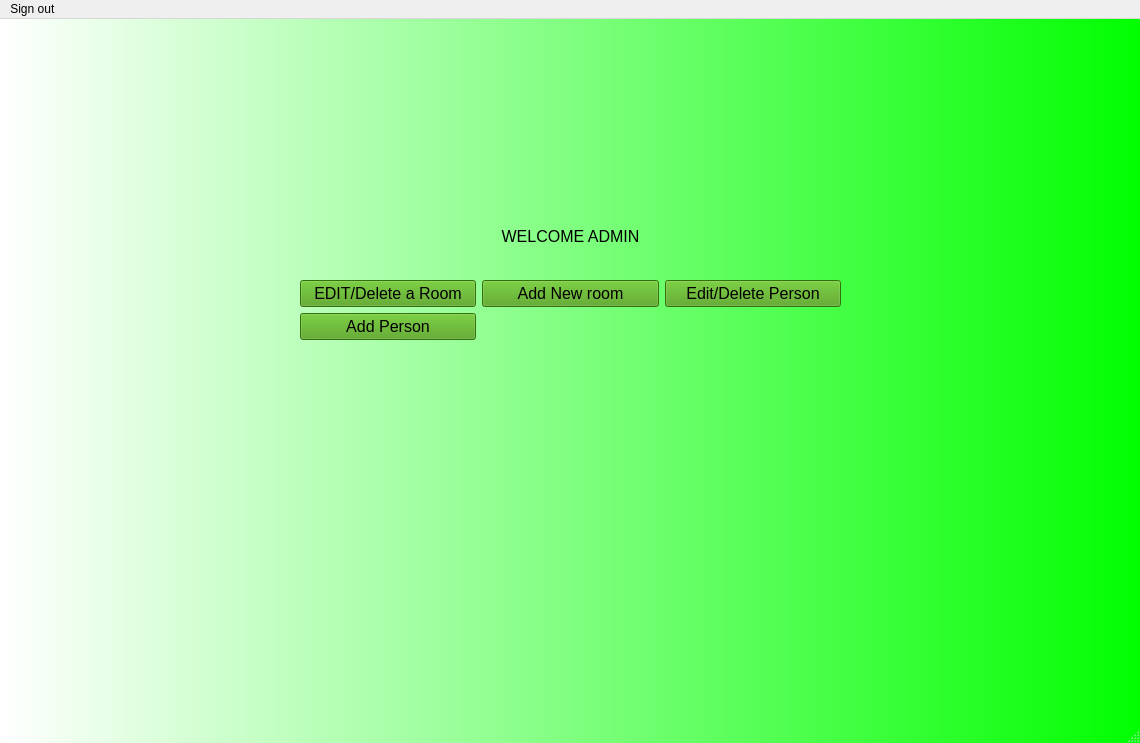
Before: the Qt Designer form mainwindow.ui in Nickolas-Skai/OOP-FINAL, drawn with Qt 5.
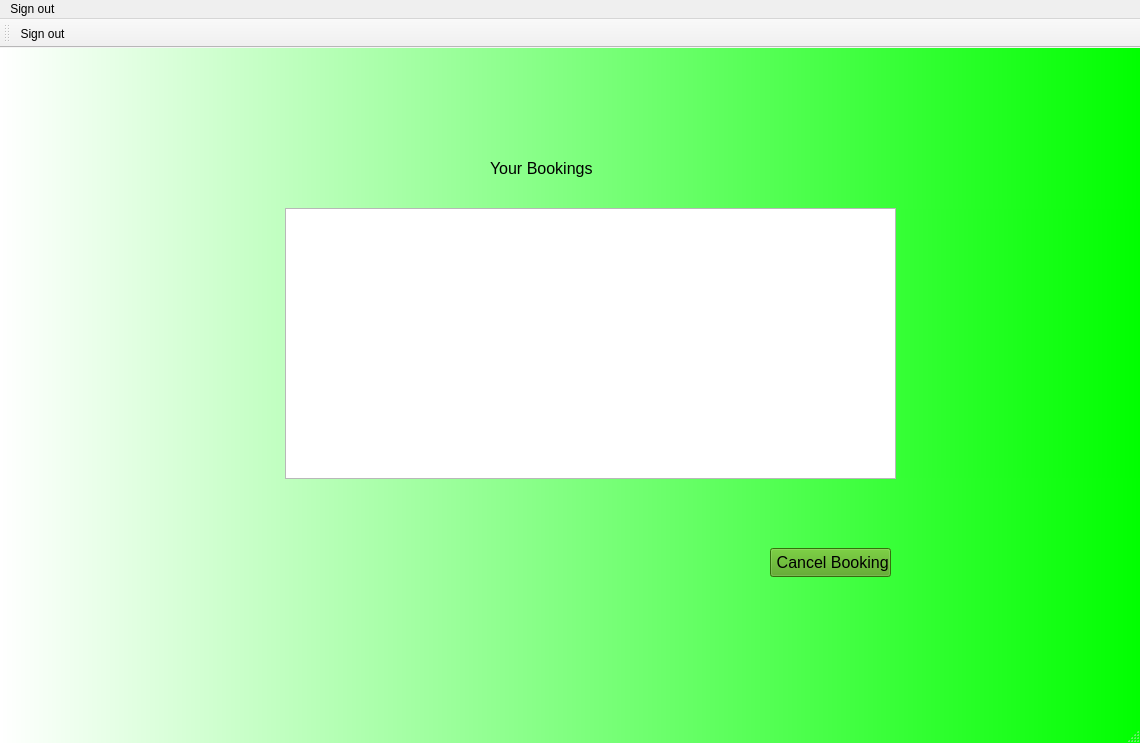
After: the same form once the commit is applied. The open tabs and pages were chosen to show the change. Icons and pictures are not drawn.

The edit to the form file:
```diff
--- a/mainwindow.ui
+++ b/mainwindow.ui
@@ -34,14 +34,27 @@
    color: black;
    font-family: &quot;Sitka Heading Semibold&quot;, sans-serif;
    font-size: 16px; /* Adjust font size as needed */
-background-color:rgb(73, 157, 17)}</string>
+background-color:rgb(73, 157, 17)}
+
+QPushButton:hover
+{
+background: gray;
+}
+QLineEdit:focus
+{
+background:white;
+border: 2px solid red;
+}
+
+
+</string>
   </property>
   <widget class="QWidget" name="centralwidget">
    <widget class="QStackedWidget" name="stackedWidget">
     <property name="geometry">
      <rect>
-      <x>90</x>
-      <y>40</y>
+      <x>70</x>
+      <y>30</y>
       <width>991</width>
       <height>621</height>
      </rect>
@@ -1208,6 +1221,44 @@
       </property>
      </widget>
     </widget>
+    <widget class="QWidget" name="page">
+     <widget class="QPushButton" name="pushButton_2">
+      <property name="geometry">
+       <rect>
+        <x>700</x>
+        <y>470</y>
+        <width>121</width>
+        <height>29</height>
+       </rect>
+      </property>
+      <property name="text">
+       <string> Cancel Booking</string>
+      </property>
+     </widget>
+     <widget class="QListView" name="listView_2">
+      <property name="geometry">
+       <rect>
+        <x>215</x>
+        <y>130</y>
+        <width>611</width>
+        <height>271</height>
+       </rect>
+      </property>
+     </widget>
+     <widget class="QLabel" name="label">
+      <property name="geometry">
+       <rect>
+        <x>420</x>
+        <y>80</y>
+        <width>151</width>
+        <height>20</height>
+       </rect>
+      </property>
+      <property name="text">
+       <string>Your Bookings </string>
+      </property>
+     </widget>
+    </widget>
    </widget>
   </widget>
   <widget class="QMenuBar" name="menubar">
@@ -1229,6 +1280,18 @@
    <addaction name="menuSign_out"/>
   </widget>
   <widget class="QStatusBar" name="statusbar"/>
+  <widget class="QToolBar" name="toolBar">
+   <property name="windowTitle">
+    <string>toolBar</string>
+   </property>
+   <attribute name="toolBarArea">
+    <enum>TopToolBarArea</enum>
+   </attribute>
+   <attribute name="toolBarBreak">
+    <bool>false</bool>
+   </attribute>
+   <addaction name="actionSign_out"/>
+  </widget>
   <action name="actionSign_out_Exit">
    <property name="text">
     <string>Sign out &amp; Exit </string>
```
Left out of the diff: 24 changed lines with no effect on the pictures.
